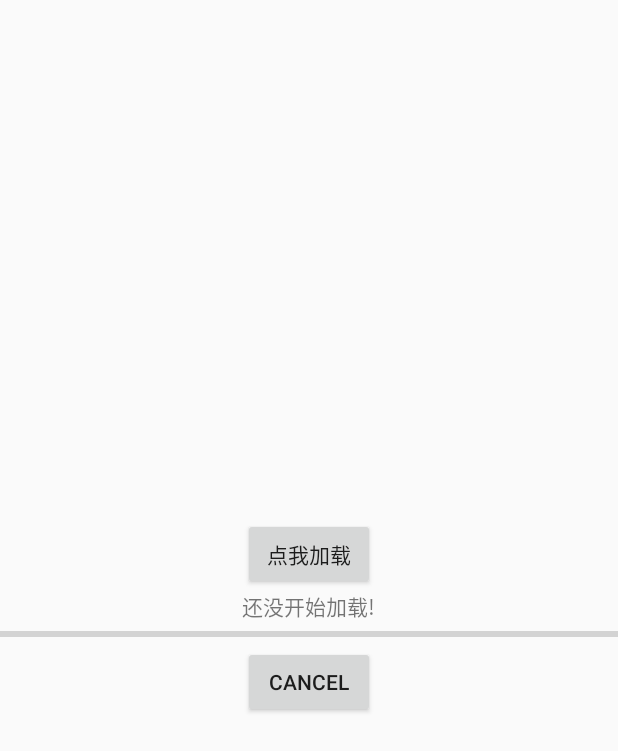
After one commit to DavidJi80/AndroidHelloWorld, an Android app: the AsyncTaskActivity screen opened directly, with no data from a screen before it, on a phone screen of 412 x 824 dp. The commit adds this screen. Shown: the top 751 px of the screen. Run offline under Robolectric (Android 15) with nearby library versions, the phone set to English and light mode, and no system bars.

Commit message:
Android多线程：AsyncTask

```diff
--- a/app/src/main/AndroidManifest.xml
+++ b/app/src/main/AndroidManifest.xml
@@ -25,6 +25,7 @@
         <activity android:name=".activity.ClockActivity"></activity>
         <activity android:name=".activity.SaveReadDataActivity"></activity>
         <activity android:name=".activity.SQLiteActivity"></activity>
+        <activity android:name=".activity.AsyncTaskActivity"></activity>
     </application>
 
     <uses-permission android:name="android.permission.WRITE_EXTERNAL_STORAGE" />
--- /dev/null
+++ b/app/src/main/java/com/github/davidji80/helloworld/activity/AsyncTaskActivity.java
@@ -0,0 +1,128 @@
+package com.github.davidji80.helloworld.activity;
+
+import android.os.AsyncTask;
+import android.os.Bundle;
+import android.support.v7.app.AppCompatActivity;
+import android.view.View;
+import android.widget.Button;
+import android.widget.ProgressBar;
+import android.widget.TextView;
+
+import com.github.davidji80.helloworld.R;
+
+public class AsyncTaskActivity extends AppCompatActivity {
+
+    // 线程变量
+    MyAsyncTask mTask;
+
+    // 主布局中的UI组件
+    // 加载、取消按钮
+    Button button, cancel;
+    // 更新的UI组件
+    TextView text;
+    // 进度条
+    ProgressBar progressBar;
+
+    /**
+     * 自定义AsyncTask
+     */
+    private class MyAsyncTask extends AsyncTask<String, Integer, String> {
+
+        /**
+         * 1. 执行前，在UI线程中
+         */
+        @Override
+        protected void onPreExecute() {
+            text.setText("加载中");
+        }
+
+        /**
+         * 2. 开始执行，在后台线程中
+         * @param strings 接收mTask.execute("传递的String参数");传递的参数
+         * @return
+         */
+        @Override
+        protected String doInBackground(String... strings) {
+            String param0 = strings[0];
+            int count = 0;
+            try {
+                int length = 1;
+                while (count < 100) {
+
+                    count += length;
+                    // 可调用publishProgress()显示进度, 将count作为参数
+                    publishProgress(count);
+                    // 模拟耗时任务
+                    Thread.sleep(50);
+                }
+            } catch (InterruptedException e) {
+                e.printStackTrace();
+            }
+            return param0 + count;
+        }
+
+        /**
+         * 3. 当子线程调用publishProgress时触发，在UI线程中
+         * @param progresses 接收publishProgress(count);传递的参数
+         */
+        @Override
+        protected void onProgressUpdate(Integer... progresses) {
+
+            progressBar.setProgress(progresses[0]);
+            text.setText("loading..." + progresses[0] + "%");
+
+        }
+
+        /**
+         * 4. 后台任务执行完成后触发，在UI线程中
+         * @param result 接收doInBackground的返回值作为参数
+         */
+        @Override
+        protected void onPostExecute(String result) {
+            // 执行完毕后，则更新UI
+            text.setText(result);
+        }
+
+    }
+
+    @Override
+    protected void onCreate(Bundle savedInstanceState) {
+        super.onCreate(savedInstanceState);
+        setContentView(R.layout.activity_asynctask);
+
+        button = (Button) findViewById(R.id.button);
+        cancel = (Button) findViewById(R.id.cancel);
+        text = (TextView) findViewById(R.id.text);
+        progressBar = (ProgressBar) findViewById(R.id.progress_bar);
+
+        mTask = new MyAsyncTask();
+
+        button.setOnClickListener(new View.OnClickListener() {
+            @Override
+            public void onClick(View v) {
+
+                /**
+                 * 手动调用execute(Params... params) 从而执行异步线程任务
+                 * 注：
+                 *    a. 必须在UI线程中调用
+                 *    b. 同一个AsyncTask实例对象只能执行1次，若执行第2次将会抛出异常
+                 *    c. 执行任务中，系统会自动调用AsyncTask的一系列方法：onPreExecute() 、doInBackground()、onProgressUpdate() 、onPostExecute()
+                 *    d. 不能手动调用上述方法
+                 */
+                mTask.execute("传递的String参数");
+            }
+        });
+
+        cancel = (Button) findViewById(R.id.cancel);
+        cancel.setOnClickListener(new View.OnClickListener() {
+            @Override
+            public void onClick(View v) {
+                // 取消一个正在执行的任务,onCancelled方法将会被调用
+                mTask.cancel(true);
+            }
+        });
+
+    }
+
+
+}
--- /dev/null
+++ b/app/src/main/res/layout/activity_asynctask.xml
@@ -0,0 +1,38 @@
+<?xml version="1.0" encoding="utf-8"?>
+<RelativeLayout xmlns:android="http://schemas.android.com/apk/res/android"
+    android:layout_width="match_parent"
+    android:layout_height="match_parent"
+    android:gravity="center">
+
+    <Button
+        android:layout_centerInParent="true"
+        android:id="@+id/button"
+        android:layout_width="wrap_content"
+        android:layout_height="wrap_content"
+        android:text="点我加载"/>
+
+    <TextView
+        android:id="@+id/text"
+        android:layout_below="@+id/button"
+        android:layout_centerInParent="true"
+        android:layout_width="wrap_content"
+        android:layout_height="wrap_content"
+        android:text="还没开始加载!" />
+
+    <ProgressBar
+        android:layout_below="@+id/text"
+        android:id="@+id/progress_bar"
+        android:layout_width="fill_parent"
+        android:layout_height="wrap_content"
+        android:progress="0"
+        android:max="100"
+        style="?android:attr/progressBarStyleHorizontal"/>
+
+    <Button
+        android:layout_below="@+id/progress_bar"
+        android:layout_centerInParent="true"
+        android:id="@+id/cancel"
+        android:layout_width="wrap_content"
+        android:layout_height="wrap_content"
+        android:text="cancel"/>
+</RelativeLayout>
```
Also changed, not shown: app/src/main/java/com/github/davidji80/helloworld/activity/MainActivity.java (+4 -3 lines), app/src/main/res/layout/activity_main.xml (+9 -1 lines), gradle/wrapper/gradle-wrapper.properties (added), 1 other file.
